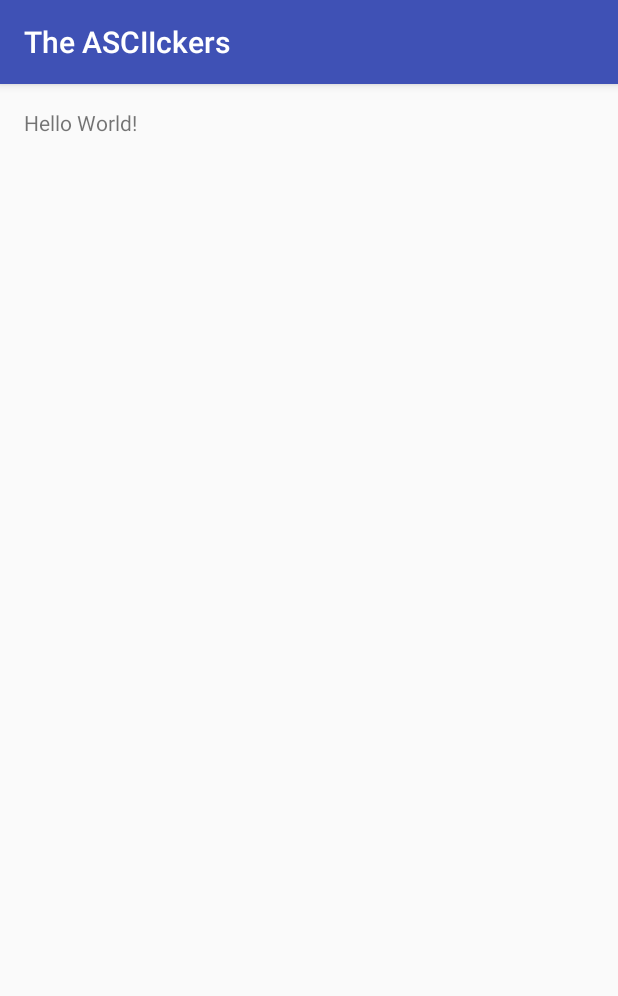
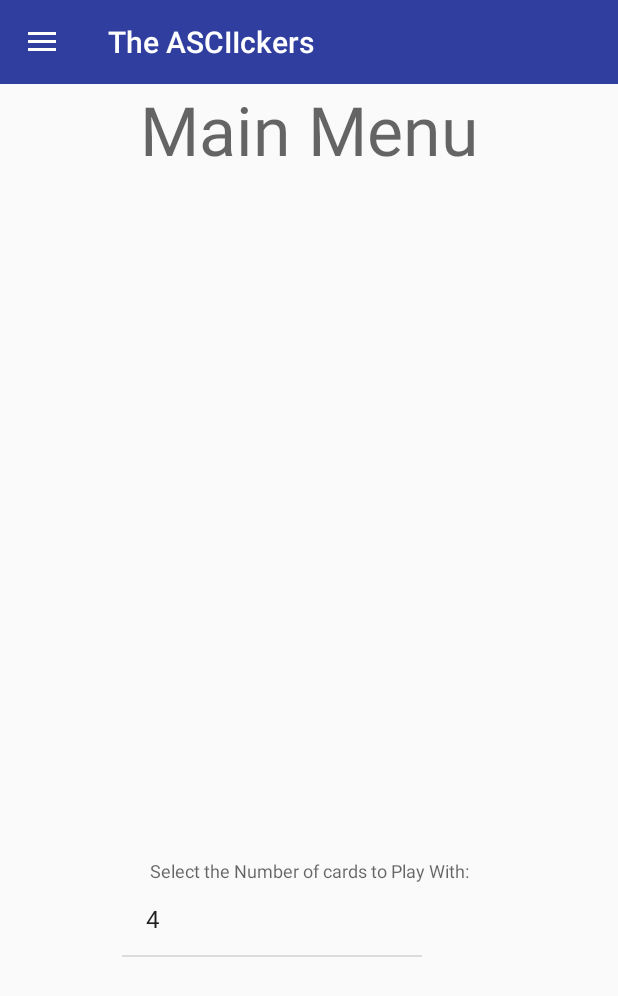
Before and after one commit to btvanhooser/TheASCIIckers, an Android app: the screen it shows after launch (MainActivity), on a phone screen of 412 x 824 dp. Shown: the top 996 px of the screen. Run offline under Robolectric (Android 15) with nearby library versions, the light colour scheme and no system bars.

Commit message:
Initial UI mock up (non functional)

```diff
--- a/app/build.gradle
+++ b/app/build.gradle
@@ -5,7 +5,7 @@ android {
     buildToolsVersion "23.0.2"
     defaultConfig {
         applicationId "com.theasciickers.cs245.theasciickers"
-        minSdkVersion 15
+        minSdkVersion 21
         targetSdkVersion 24
         versionCode 1
         versionName "1.0"
@@ -25,5 +25,6 @@ dependencies {
         exclude group: 'com.android.support', module: 'support-annotations'
     })
     compile 'com.android.support:appcompat-v7:24.2.1'
+    compile 'com.android.support:design:24.2.1'
     testCompile 'junit:junit:4.12'
 }
--- a/app/src/main/java/com/theasciickers/cs245/theasciickers/MainActivity.java
+++ b/app/src/main/java/com/theasciickers/cs245/theasciickers/MainActivity.java
@@ -1,13 +1,123 @@
 package com.theasciickers.cs245.theasciickers;
 
+import android.os.Bundle;
+import android.support.v4.app.Fragment;
+import android.support.v4.app.FragmentManager;
+import android.support.v4.view.GravityCompat;
+import android.support.v4.widget.DrawerLayout;
+import android.support.design.widget.NavigationView;
+import android.support.v7.app.ActionBarDrawerToggle;
 import android.support.v7.app.AppCompatActivity;
-import android.os.Bundle;
+import android.support.v7.widget.Toolbar;
+import android.view.MenuItem;
+import android.content.res.Configuration;
 
 public class MainActivity extends AppCompatActivity {
+
+    private DrawerLayout drawerLayout;
+    private Toolbar toolbar;
+    private NavigationView navDrawer;
+    private ActionBarDrawerToggle drawerToggle;
 
     @Override
     protected void onCreate(Bundle savedInstanceState) {
         super.onCreate(savedInstanceState);
         setContentView(R.layout.activity_main);
+
+        // Set toolbar to replace ActionBar
+        toolbar = (Toolbar) findViewById(R.id.toolbar);
+        setSupportActionBar(toolbar);
+
+        drawerLayout = (DrawerLayout) findViewById(R.id.drawer_layout);
+        drawerToggle = setupDrawerToggle();
+        drawerLayout.addDrawerListener(drawerToggle);
+
+        navDrawer = (NavigationView) findViewById(R.id.nav_view);
+        setupDrawerContent(navDrawer);
     }
+
+    private ActionBarDrawerToggle setupDrawerToggle(){
+        // make sure you pass in valid toolbar ref. ActionBarDrawToggle()
+        // doesn't require but will not render hamburger icon without it
+        return new ActionBarDrawerToggle(this,drawerLayout,toolbar,R.string.drawer_open,R.string.drawer_close);
+    }
+
+    // Display hamburger icon
+    @Override
+    protected void onPostCreate(Bundle savedInstanceState){
+        super.onPostCreate(savedInstanceState);
+        drawerToggle.syncState();
+    }
+
+    @Override
+    public void onConfigurationChanged(Configuration newConfig){
+        super.onConfigurationChanged(newConfig);
+        // Pass any configuration change to drawer toggle
+        drawerToggle.onConfigurationChanged(newConfig);
+    }
+
+    private void setupDrawerContent(NavigationView navigationView){
+        navigationView.setNavigationItemSelectedListener(
+                new NavigationView.OnNavigationItemSelectedListener(){
+                    @Override
+                    public boolean onNavigationItemSelected(MenuItem menuItem){
+                        selectDrawerItem(menuItem);
+                        return true;
+                    }
+                });
+    }
+
+    public void selectDrawerItem(MenuItem menuItem){
+        // Create new fragment and specify the fragment to show based on nav item choosen
+        Fragment fragment = null;
+        Class fragmentClass = null;
+
+        switch(menuItem.getItemId()){
+            case (R.id.nav_new_game):
+                fragmentClass = NewGameFragment.class;
+                break;
+            case(R.id.nav_end_game):
+                fragmentClass = EndGameFragment.class;
+                break;
+            case(R.id.nav_high_scores):
+                fragmentClass = HighScoresFragment.class;
+                break;
+            case(R.id.nav_volume):
+                fragmentClass = VolumeFragment.class;
+                break;
+        }
+
+        try{
+            fragment = (Fragment) fragmentClass.newInstance();
+        }
+        catch (Exception e){
+            e.printStackTrace();
+        }
+
+        // Replace existing fragment
+        FragmentManager fragmentManager = getSupportFragmentManager();
+        fragmentManager.beginTransaction().replace(R.id.flContent,fragment).commit();
+
+        // Highlight the selected item has been done by NavigationView
+        menuItem.setChecked(true);
+        // Set action bar title
+        setTitle(menuItem.getTitle()); // REMOVE ??
+        // close navigation drawer
+        drawerLayout.closeDrawers();
+    }
+
+    @Override
+    public boolean onOptionsItemSelected(MenuItem item){
+        if(drawerToggle.onOptionsItemSelected(item)){
+            return true;
+        }
+        return super.onOptionsItemSelected(item);
+//        // open/close the drawer
+//        if(item.getItemId() == android.R.id.home){ // USE SWITCH ?? SEE TUTORIAL
+//            drawerLayout.openDrawer(GravityCompat.START);
+//            return true;
+//        }
+//        return super.onOptionsItemSelected(item);
+    }
+
 }
--- /dev/null
+++ b/app/src/main/java/com/theasciickers/cs245/theasciickers/screens/MainMenuScreen.java
@@ -0,0 +1,47 @@
+/**
+ *
+ */
+package com.theasciickers.cs245.theasciickers.screens;
+
+
+import android.os.Bundle;
+import android.support.annotation.Nullable;
+import android.support.v4.app.Fragment;
+import android.util.Log;
+import android.view.LayoutInflater;
+import android.view.View;
+import android.view.ViewGroup;
+import android.widget.AdapterView;
+import android.widget.ArrayAdapter;
+import android.widget.ListView;
+
+import com.theasciickers.cs245.theasciickers.R;
+
+
+public class MainMenuScreen extends Fragment {
+
+    final Integer [] NUM_CARDS = {4,6,8,10,12,14,16,18,20};
+
+
+    public static MainMenuScreen newInstance() {
+        return new MainMenuScreen();
+    }
+
+    @Nullable
+    @Override
+    public View onCreateView(LayoutInflater inflater, ViewGroup container, Bundle savedInstanceState) {
+        View view = inflater.inflate(R.layout.main_screen,container,false);
+        ListView list =(ListView) view.findViewById(R.id.listview);
+        ArrayAdapter<Integer> adapter = new ArrayAdapter<Integer>(list.getContext(),android.R.layout.simple_list_item_activated_1,NUM_CARDS);
+        list.setAdapter(adapter);
+
+        list.setOnItemClickListener(new AdapterView.OnItemClickListener() {
+            public void onItemClick(AdapterView<?> listView, View itemView, int itemPosition, long itemId)
+            {
+                Log.e("" + NUM_CARDS[(int)itemId],"CLICKED");
+            }
+        });
+
+        return view;
+    }
+}
--- a/app/src/main/res/layout/activity_main.xml
+++ b/app/src/main/res/layout/activity_main.xml
@@ -1,17 +1,48 @@
 <?xml version="1.0" encoding="utf-8"?>
-<RelativeLayout xmlns:android="http://schemas.android.com/apk/res/android"
+<!--DrawerLayout has 3 children at the root -->
+<android.support.v4.widget.DrawerLayout
+    xmlns:android="http://schemas.android.com/apk/res/android"
     xmlns:tools="http://schemas.android.com/tools"
-    android:id="@+id/activity_main"
+    xmlns:app="http://schemas.android.com/apk/res-auto"
+    android:id="@+id/drawer_layout"
     android:layout_width="match_parent"
     android:layout_height="match_parent"
-    android:paddingBottom="@dimen/activity_vertical_margin"
-    android:paddingLeft="@dimen/activity_horizontal_margin"
-    android:paddingRight="@dimen/activity_horizontal_margin"
-    android:paddingTop="@dimen/activity_vertical_margin"
-    tools:context="com.theasciickers.cs245.theasciickers.MainActivity">
+    android:fitsSystemWindows="true"
+    tools:openDrawer="start">
 
-    <TextView
+    <!-- This LinearLayout represents the contents of the screen -->
+    <LinearLayout
+        android:layout_width="match_parent"
+        android:layout_height="match_parent"
+        android:orientation="vertical">
+
+        <!-- ActionBar displayed at the top -->
+        <include
+            layout="@layout/toolbar"
+            android:layout_width="match_parent"
+            android:layout_height="wrap_content"/>
+
+        <fragment
+            android:id="@+id/details_fragment"
+            android:layout_width="match_parent"
+            android:layout_height="match_parent"
+            class="com.theasciickers.cs245.theasciickers.screens.MainMenuScreen"
+            tools:layout="@layout/main_screen" />
+
+        <!-- Main content view where fragments are loaded -->
+        <FrameLayout
+            android:id="@+id/flContent"
+            android:layout_width="match_parent"
+            android:layout_height="match_parent"/>
+    </LinearLayout>
+
+    <!-- navigation drawer comes from the left 'andrioid:layout_gravity' needs to be set to start -->
+    <android.support.design.widget.NavigationView
+        android:id="@+id/nav_view"
         android:layout_width="wrap_content"
-        android:layout_height="wrap_content"
-        android:text="Hello World!" />
-</RelativeLayout>
+        android:layout_height="match_parent"
+        android:layout_gravity="start"
+        android:background="@android:color/white"
+        app:menu="@menu/drawer_view"/>
+
+</android.support.v4.widget.DrawerLayout>
--- /dev/null
+++ b/app/src/main/res/layout/main_screen.xml
@@ -0,0 +1,62 @@
+<?xml version="1.0" encoding="utf-8"?>
+<LinearLayout xmlns:android="http://schemas.android.com/apk/res/android"
+    android:orientation="vertical" android:layout_width="match_parent"
+    android:layout_height="match_parent">
+
+    <TextView
+        android:layout_width="match_parent"
+        android:layout_height="wrap_content"
+        android:text="Main Menu"
+        android:textAppearance="@style/TextAppearance.AppCompat.Display2"
+        android:textSize="45sp"
+        android:textAlignment="center"
+        android:fontFamily="sans-serif"
+        android:layout_alignParentLeft="true"
+        android:layout_alignParentStart="true"
+        />
+
+    <GridLayout
+        android:layout_width="match_parent"
+        android:layout_height="match_parent"
+        android:rowCount="5"
+
+        android:layout_alignParentTop="true"
+        android:layout_alignParentLeft="true"
+        android:layout_alignParentStart="true"
+        android:rowOrderPreserved="true">
+
+        <TextView
+            android:layout_width="match_parent"
+            android:layout_height="wrap_content"
+            android:text="Select the Number of cards to Play With:"
+            android:textAppearance="@style/TextAppearance.AppCompat.Display2"
+            android:textSize="12sp"
+            android:textAlignment="center"
+            android:fontFamily="sans-serif"
+
+            android:layout_alignParentLeft="true"
+            android:layout_alignParentStart="true"
+            android:layout_row="3"
+
+            android:layout_column="0"
+            android:layout_centerVertical="false" />
+
+        <ListView
+            android:layout_width="200dp"
+            android:layout_height="65dp"
+
+            android:id="@+id/listview"
+            android:layout_centerInParent="false"
+            android:layout_row="4"
+
+            android:layout_alignParentBottom="true"
+            android:layout_alignParentLeft="true"
+            android:layout_alignParentStart="true"
+            android:layout_marginLeft="81dp"
+            android:layout_marginStart="81dp"
+            android:layout_marginBottom="170dp"
+            android:layout_column="0" />
+
+    </GridLayout>
+
+</LinearLayout>
--- /dev/null
+++ b/app/src/main/res/layout/toolbar.xml
@@ -0,0 +1,11 @@
+<android.support.v7.widget.Toolbar
+    xmlns:android="http://schemas.android.com/apk/res/android"
+    xmlns:app="http://schemas.android.com/apk/res-auto"
+    android:id="@+id/toolbar"
+    android:layout_height="wrap_content"
+    android:layout_width="match_parent"
+    android:fitsSystemWindows="true"
+    android:minHeight="?attr/actionBarSize"
+    app:theme="@style/ThemeOverlay.AppCompat.Dark.ActionBar"
+    android:background="?attr/colorPrimaryDark">
+</android.support.v7.widget.Toolbar>
--- /dev/null
+++ b/app/src/main/res/menu/drawer_view.xml
@@ -0,0 +1,22 @@
+
+<menu xmlns:android="http://schemas.android.com/apk/res/android">
+
+    <group android:checkableBehavior="single">
+        <item
+            android:id="@+id/nav_new_game"
+            android:icon="@drawable/ic_border_color_black_24dp"
+            android:title="New Game"/>
+        <item
+            android:id="@+id/nav_end_game"
+            android:icon="@drawable/ic_delete_black_24dp"
+            android:title="End Game"/>
+        <item
+            android:id="@+id/nav_high_scores"
+            android:icon="@drawable/ic_grade_black_24dp"
+            android:title="High Scores"/>
+        <item
+            android:id="@+id/nav_volume"
+            android:icon="@drawable/ic_volume_up_black_24dp"
+            android:title="Volume"/>
+    </group>
+</menu>
--- a/app/src/main/res/values/strings.xml
+++ b/app/src/main/res/values/strings.xml
@@ -1,3 +1,5 @@
 <resources>
     <string name="app_name">The ASCIIckers</string>
+    <string name="drawer_open">Open navigation drawer</string>
+    <string name="drawer_close">Close navigation drawer</string>
 </resources>
--- a/app/src/main/res/values/styles.xml
+++ b/app/src/main/res/values/styles.xml
@@ -1,7 +1,7 @@
 <resources>
 
     <!-- Base application theme. -->
-    <style name="AppTheme" parent="Theme.AppCompat.Light.DarkActionBar">
+    <style name="AppTheme" parent="Theme.AppCompat.Light.NoActionBar">
         <!-- Customize your theme here. -->
         <item name="colorPrimary">@color/colorPrimary</item>
         <item name="colorPrimaryDark">@color/colorPrimaryDark</item>
```
Also changed, not shown: app/src/main/java/com/theasciickers/cs245/theasciickers/EndGameFragment.java (added, +8 -0 lines), app/src/main/java/com/theasciickers/cs245/theasciickers/HighScoresFragment.java (added, +8 -0 lines), app/src/main/java/com/theasciickers/cs245/theasciickers/NewGameFragment.java (added, +7 -0 lines), app/src/main/java/com/theasciickers/cs245/theasciickers/VolumeFragment.java (added, +8 -0 lines), app/src/main/res/layout/menu/activity_main_drawer.xml (added, +36 -0 lines).
